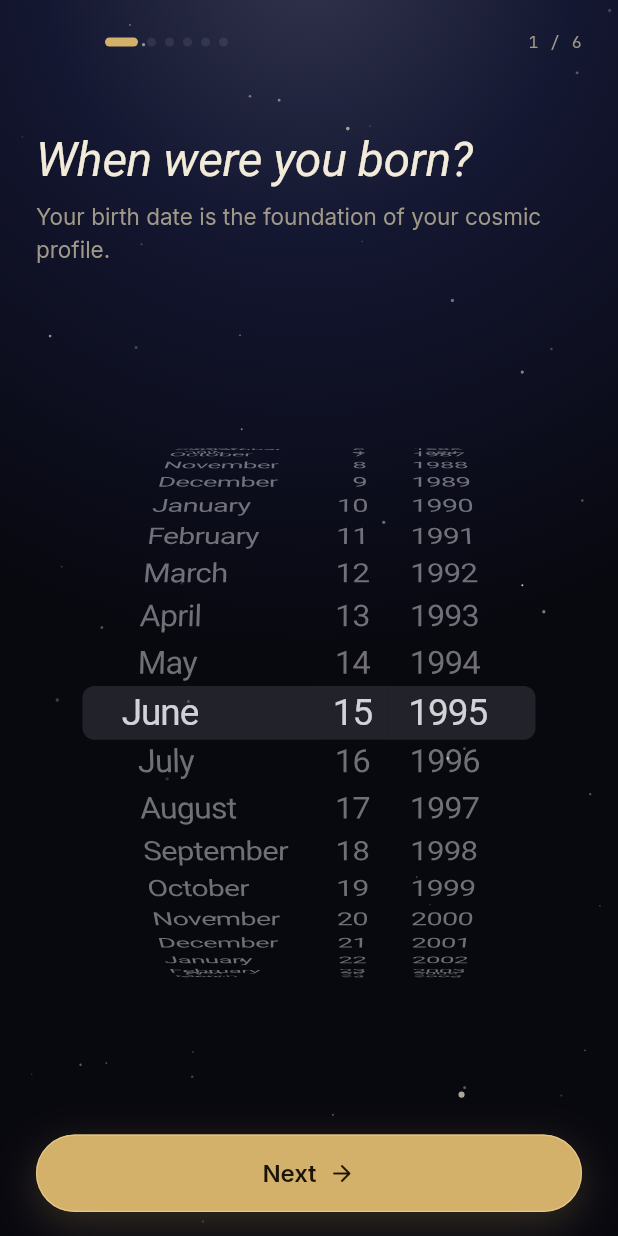
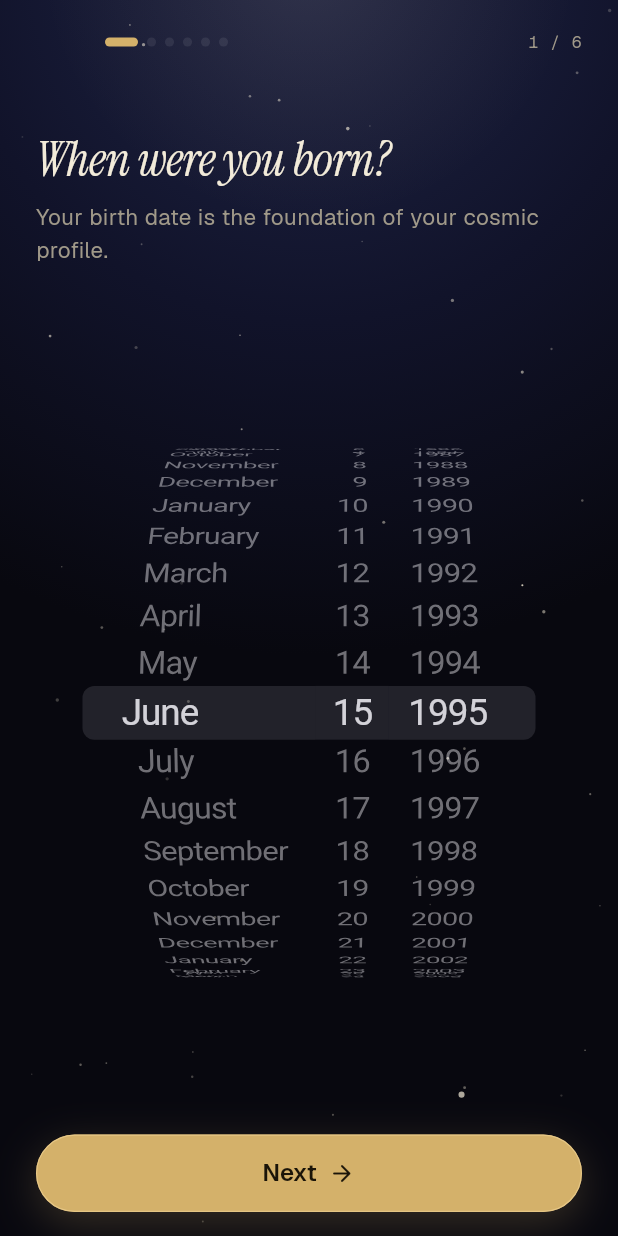
Before and after one commit to arzumanmamishov/cosmic-mirror, a Flutter app: the OnboardingFlow screen opened by its route, on a phone screen of 412 x 824 dp. Run offline on Flutter 3.47's test engine with Material 3 defaults, Android fonts, the phone set to English and light mode, and no system bars; our stand-ins replace cached_network_image, dio, equatable, firebase_auth, firebase_core, flutter_riverpod and 9 more; missing offline and left inert: flutter_stripe, purchases_flutter; accounts and stored records are empty; network calls fail; Roboto replaces fonts that are missing (Instrument Serif).

Commit message:
Bundle real Lively fonts — Instrument Serif, Geist, Geist Mono
The first redesign pass substituted Inter for Geist because the
bundled google_fonts version has no typed Geist method. The handoff
explicitly says to bundle the fonts, so do that properly:

- Added the real Instrument Serif (Regular + Italic), Geist, and
  Geist Mono TrueType files under assets/fonts/, declared in
  pubspec.yaml. Geist + Geist Mono are variable fonts; Flutter maps
  FontWeight onto their wght axis.
- LivelyType now references the bundled families directly and no
  longer depends on google_fonts at all.
- Added LivelySpace / LivelyRadius / LivelyMotion token classes from
  the handoff (4px spacing ramp, radius set, motion durations) so
  screens stop using bare literals.

Co-Authored-By: Claude Opus 4.7 (1M context) <noreply@anthropic.com>

````diff
--- /dev/null
+++ b/flutter_app/lib/config/theme/lively_tokens.dart
@@ -0,0 +1,44 @@
+/// Lively spacing + radius scales — the design system's 4px-base spacing
+/// ramp and the corner-radius set. Use these instead of bare literals so
+/// every screen stays on the same rhythm.
+///
+/// From the design handoff:
+/// ```
+/// LivelySpace  xs 4 · sm 8 · md 12 · lg 16 · xl 24 · xl2 32 · xl3 48 · xl4 64
+/// LivelyRadius sm 8 · md 12 · lg 16 · xl 20 · xl2 28
+/// ```
+abstract final class LivelySpace {
+  static const double xs = 4;
+  static const double sm = 8;
+  static const double md = 12;
+  static const double lg = 16;
+  static const double xl = 24;
+  static const double xl2 = 32;
+  static const double xl3 = 48;
+  static const double xl4 = 64;
+}
+
+abstract final class LivelyRadius {
+  static const double sm = 8;
+  static const double md = 12;
+  static const double lg = 16;
+  static const double xl = 20;
+  static const double xl2 = 28;
+  static const double full = 999;
+}
+
+/// Motion guidelines — durations + curves the design handoff specifies so
+/// transitions feel consistent across screens.
+abstract final class LivelyMotion {
+  /// Screen push-in.
+  static const Duration screenEnter = Duration(milliseconds: 420);
+
+  /// Screen pop-out.
+  static const Duration screenExit = Duration(milliseconds: 250);
+
+  /// StepProgress segment width tween, field focus, chip select.
+  static const Duration quick = Duration(milliseconds: 250);
+
+  /// Button press scale.
+  static const Duration press = Duration(milliseconds: 110);
+}
--- a/flutter_app/lib/config/theme/lively_type.dart
+++ b/flutter_app/lib/config/theme/lively_type.dart
@@ -1,110 +1,130 @@
 import 'package:flutter/material.dart';
-import 'package:google_fonts/google_fonts.dart';
 
-/// Lively type ramp — **Instrument Serif** (italic display) × a Geist-class
-/// UI sans × a mono for coordinates / timestamps.
+/// Lively type ramp — **Instrument Serif** (italic display) × **Geist**
+/// (UI) × **Geist Mono** (coordinates / timestamps).
 ///
-/// Font note: the design calls for Geist + Geist Mono, but the bundled
-/// `google_fonts` version doesn't ship them. We substitute **Inter** (the
-/// canonical neo-grotesque stand-in for Geist — near-identical metrics and
-/// proportions) and **JetBrains Mono**. Instrument Serif is available and
-/// used as specified. If `google_fonts` is later upgraded, swap the two
-/// `_ui` / `_mono` helpers to `GoogleFonts.geist` / `geistMono`.
+/// All three families are bundled in `pubspec.yaml` under `assets/fonts/`
+/// (not runtime-fetched) — exactly as the design handoff specifies. Geist
+/// and Geist Mono are variable fonts; Flutter maps [FontWeight] onto their
+/// `wght` axis.
 ///
 /// Every method takes the resolved color so callers stay palette-driven:
 /// `LivelyType.d2(p.textPrimary)`. Letter-spacing values are converted from
 /// the design's `em` units to logical pixels at each size.
 abstract final class LivelyType {
-  // Internal font selectors — swap these two if Geist becomes available.
-  static TextStyle _ui({
-    required Color color,
-    required double size,
-    required double height,
-    required FontWeight weight,
-    double letterSpacing = 0,
-  }) =>
-      GoogleFonts.inter(
-        color: color,
-        fontSize: size,
-        height: height / size,
-        fontWeight: weight,
-        letterSpacing: letterSpacing,
-      );
-
-  static TextStyle _mono({
-    required Color color,
-    required double size,
-    double letterSpacing = 0.6,
-  }) =>
-      GoogleFonts.jetBrainsMono(
-        color: color,
-        fontSize: size,
-        fontWeight: FontWeight.w400,
-        letterSpacing: letterSpacing,
-      );
+  static const String serif = 'InstrumentSerif';
+  static const String ui = 'Geist';
+  static const String monoFamily = 'GeistMono';
 
   // ── Display · Instrument Serif italic ──────────────────────────
   /// 56 / 60 · hero display.
-  static TextStyle d1(Color color) => GoogleFonts.instrumentSerif(
+  static TextStyle d1(Color color) => TextStyle(
+        fontFamily: serif,
+        fontStyle: FontStyle.italic,
         color: color,
         fontSize: 56,
         height: 60 / 56,
-        fontStyle: FontStyle.italic,
         fontWeight: FontWeight.w400,
         letterSpacing: -1.12, // -0.02em
       );
 
   /// 42 / 46 · screen hero title.
-  static TextStyle d2(Color color) => GoogleFonts.instrumentSerif(
+  static TextStyle d2(Color color) => TextStyle(
+        fontFamily: serif,
+        fontStyle: FontStyle.italic,
         color: color,
         fontSize: 42,
         height: 46 / 42,
-        fontStyle: FontStyle.italic,
         fontWeight: FontWeight.w400,
         letterSpacing: -0.63, // -0.015em
       );
 
   /// 32 / 36 · section hero title.
-  static TextStyle d3(Color color) => GoogleFonts.instrumentSerif(
+  static TextStyle d3(Color color) => TextStyle(
+        fontFamily: serif,
+        fontStyle: FontStyle.italic,
         color: color,
         fontSize: 32,
         height: 36 / 32,
-        fontStyle: FontStyle.italic,
         fontWeight: FontWeight.w400,
         letterSpacing: -0.32, // -0.01em
       );
 
-  // ── UI · Geist-class sans ─────────────────────────────────────
+  // ── UI · Geist ────────────────────────────────────────────────
   /// 22 / 28 · h1.
-  static TextStyle h1(Color color) =>
-      _ui(color: color, size: 22, height: 28, weight: FontWeight.w500, letterSpacing: -0.22);
+  static TextStyle h1(Color color) => TextStyle(
+        fontFamily: ui,
+        color: color,
+        fontSize: 22,
+        height: 28 / 22,
+        fontWeight: FontWeight.w500,
+        letterSpacing: -0.22,
+      );
 
   /// 17 / 22 · h2.
-  static TextStyle h2(Color color) =>
-      _ui(color: color, size: 17, height: 22, weight: FontWeight.w500);
+  static TextStyle h2(Color color) => TextStyle(
+        fontFamily: ui,
+        color: color,
+        fontSize: 17,
+        height: 22 / 17,
+        fontWeight: FontWeight.w500,
+      );
 
   /// 15 / 22 · body.
-  static TextStyle body(Color color) =>
-      _ui(color: color, size: 15, height: 22, weight: FontWeight.w400);
+  static TextStyle body(Color color) => TextStyle(
+        fontFamily: ui,
+        color: color,
+        fontSize: 15,
+        height: 22 / 15,
+        fontWeight: FontWeight.w400,
+      );
 
   /// 13 / 18 · small support copy.
-  static TextStyle small(Color color) =>
-      _ui(color: color, size: 13, height: 18, weight: FontWeight.w400);
+  static TextStyle small(Color color) => TextStyle(
+        fontFamily: ui,
+        color: color,
+        fontSize: 13,
+        height: 18 / 13,
+        fontWeight: FontWeight.w400,
+      );
 
   /// 11 / 14 · uppercase section label. Caller adds `.toUpperCase()`.
-  static TextStyle caption(Color color) =>
-      _ui(color: color, size: 11, height: 14, weight: FontWeight.w500, letterSpacing: 0.66);
+  static TextStyle caption(Color color) => TextStyle(
+        fontFamily: ui,
+        color: color,
+        fontSize: 11,
+        height: 14 / 11,
+        fontWeight: FontWeight.w500,
+        letterSpacing: 0.66, // 0.06em
+      );
 
   /// A wider-tracked caption used for kickers above hero titles.
-  static TextStyle kicker(Color color) =>
-      _ui(color: color, size: 11, height: 14, weight: FontWeight.w500, letterSpacing: 1.98);
+  static TextStyle kicker(Color color) => TextStyle(
+        fontFamily: ui,
+        color: color,
+        fontSize: 11,
+        height: 14 / 11,
+        fontWeight: FontWeight.w500,
+        letterSpacing: 1.98, // 0.18em
+      );
 
   /// A button label.
-  static TextStyle button(Color color, {double size = 16}) =>
-      _ui(color: color, size: size, height: size * 1.1, weight: FontWeight.w600, letterSpacing: -0.08);
+  static TextStyle button(Color color, {double size = 16}) => TextStyle(
+        fontFamily: ui,
+        color: color,
+        fontSize: size,
+        height: 1.1,
+        fontWeight: FontWeight.w600,
+        letterSpacing: -0.08,
+      );
 
-  // ── Mono ──────────────────────────────────────────────────────
+  // ── Mono · Geist Mono ─────────────────────────────────────────
   /// Coordinates, timestamps, GMT offsets.
-  static TextStyle mono(Color color, {double size = 12}) =>
-      _mono(color: color, size: size);
+  static TextStyle mono(Color color, {double size = 12}) => TextStyle(
+        fontFamily: monoFamily,
+        color: color,
+        fontSize: size,
+        fontWeight: FontWeight.w400,
+        letterSpacing: 0.6,
+      );
 }
````
Also changed, not shown: flutter_app/pubspec.yaml (+16 -0 lines), flutter_app/assets/fonts/Geist.ttf (added), flutter_app/assets/fonts/GeistMono.ttf (added), flutter_app/assets/fonts/InstrumentSerif-Italic.ttf (added), flutter_app/assets/fonts/InstrumentSerif-Regular.ttf (added), flutter_app/pubspec.lock.
